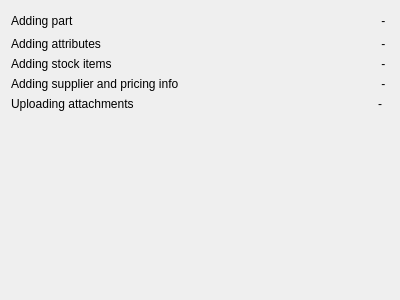
Above: wizard/wizardpageinventreesyncstatus.ui from martonmiklos/qntree before the change. Below: the same form after it.
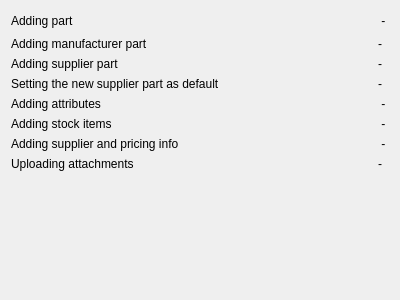
That is the form after the change.

Commit message: Part create with supplier/mfr part works

Diff of the .ui file:
```diff
--- a/wizard/wizardpageinventreesyncstatus.ui
+++ b/wizard/wizardpageinventreesyncstatus.ui
@@ -20,20 +20,115 @@
    <string>Uploading InvenTree</string>
   </property>
   <layout class="QGridLayout" name="gridLayout_2">
+   <item row="1" column="2">
+    <widget class="QLabel" name="labelMfrPartCreated">
+     <property name="text">
+      <string>-</string>
+     </property>
+    </widget>
+   </item>
+   <item row="0" column="2">
+    <widget class="QLabel" name="labelPartStatusSprite">
+     <property name="text">
+      <string> - </string>
+     </property>
+     <property name="textInteractionFlags">
+      <set>Qt::TextInteractionFlag::LinksAccessibleByMouse|Qt::TextInteractionFlag::TextSelectableByMouse</set>
+     </property>
+    </widget>
+   </item>
+   <item row="7" column="2">
+    <widget class="QLabel" name="labelAttachmentsSprite">
+     <property name="text">
+      <string>-</string>
+     </property>
+     <property name="textInteractionFlags">
+      <set>Qt::TextInteractionFlag::LinksAccessibleByMouse|Qt::TextInteractionFlag::TextSelectableByMouse</set>
+     </property>
+    </widget>
+   </item>
    <item row="3" column="0">
-    <widget class="QLabel" name="labelPricingInfoStatus">
+    <widget class="QLabel" name="label_5">
      <property name="text">
-      <string>Adding supplier and pricing info</string>
+      <string>Setting the new supplier part as default</string>
      </property>
     </widget>
    </item>
+   <item row="7" column="0">
+    <widget class="QLabel" name="labelAttachments">
+     <property name="text">
+      <string>Uploading attachments</string>
+     </property>
+    </widget>
+   </item>
+   <item row="0" column="0">
+    <widget class="QLabel" name="labelPartStatus">
+     <property name="text">
+      <string>Adding part</string>
+     </property>
+    </widget>
+   </item>
+   <item row="8" column="0">
+    <spacer name="verticalSpacer">
+     <property name="orientation">
+      <enum>Qt::Orientation::Vertical</enum>
+     </property>
+     <property name="sizeHint" stdset="0">
+      <size>
+       <width>20</width>
+       <height>40</height>
+      </size>
+     </property>
+    </spacer>
+   </item>
    <item row="1" column="0">
+    <widget class="QLabel" name="label">
+     <property name="text">
+      <string>Adding manufacturer part</string>
+     </property>
+    </widget>
+   </item>
+   <item row="4" column="0">
     <widget class="QLabel" name="labelAttributesStatus">
      <property name="text">
       <string>Adding attributes</string>
      </property>
     </widget>
    </item>
+   <item row="2" column="2">
+    <widget class="QLabel" name="labelSupplierPartCreated">
+     <property name="text">
+      <string>-</string>
+     </property>
+    </widget>
+   </item>
+   <item row="6" column="2">
+    <widget class="QLabel" name="labelPricingInfoStatusSprite">
+     <property name="text">
+      <string> - </string>
+     </property>
+     <property name="textInteractionFlags">
+      <set>Qt::TextInteractionFlag::LinksAccessibleByMouse|Qt::TextInteractionFlag::TextSelectableByMouse</set>
+     </property>
+    </widget>
+   </item>
+   <item row="5" column="2">
+    <widget class="QLabel" name="labelStockItemsStatusSprite">
+     <property name="text">
+      <string> - </string>
+     </property>
+     <property name="textInteractionFlags">
+      <set>Qt::TextInteractionFlag::LinksAccessibleByMouse|Qt::TextInteractionFlag::TextSelectableByMouse</set>
+     </property>
+    </widget>
+   </item>
+   <item row="6" column="0">
+    <widget class="QLabel" name="labelPricingInfoStatus">
+     <property name="text">
+      <string>Adding supplier and pricing info</string>
+     </property>
+    </widget>
+   </item>
    <item row="0" column="1">
     <spacer name="horizontalSpacer">
      <property name="orientation">
@@ -48,71 +143,43 @@
     </spacer>
    </item>
    <item row="3" column="2">
-    <widget class="QLabel" name="labelPricingInfoStatusSprite">
+    <widget class="QLabel" name="labelSetSupplierAsDefault">
      <property name="text">
-      <string> - </string>
+      <string>-</string>
      </property>
     </widget>
    </item>
-   <item row="2" column="2">
-    <widget class="QLabel" name="labelStockItemsStatusSprite">
-     <property name="text">
-      <string> - </string>
-     </property>
-    </widget>
-   </item>
-   <item row="1" column="2">
-    <widget class="QLabel" name="labelAttributesStatusSprite">
-     <property name="text">
-      <string> - </string>
-     </property>
-    </widget>
-   </item>
-   <item row="0" column="0">
-    <widget class="QLabel" name="labelPartStatus">
-     <property name="text">
-      <string>Adding part</string>
-     </property>
-    </widget>
-   </item>
-   <item row="2" column="0">
+   <item row="5" column="0">
     <widget class="QLabel" name="labelStockItemsStatus">
      <property name="text">
       <string>Adding stock items</string>
      </property>
     </widget>
    </item>
-   <item row="5" column="0">
-    <spacer name="verticalSpacer">
-     <property name="orientation">
-      <enum>Qt::Vertical</enum>
-     </property>
-     <property name="sizeHint" stdset="0">
-      <size>
-       <width>20</width>
-       <height>40</height>
-      </size>
-     </property>
-    </spacer>
-   </item>
-   <item row="0" column="2">
-    <widget class="QLabel" name="labelPartStatusSprite">
+   <item row="2" column="0">
+    <widget class="QLabel" name="label_2">
      <property name="text">
-      <string> - </string>
-     </property>
-    </widget>
-   </item>
-   <item row="4" column="0">
-    <widget class="QLabel" name="labelAttachments">
-     <property name="text">
-      <string>Uploading attachments</string>
+      <string>Adding supplier part</string>
      </property>
     </widget>
    </item>
    <item row="4" column="2">
-    <widget class="QLabel" name="labelAttachmentsSprite">
+    <widget class="QLabel" name="labelAttributesStatusSprite">
      <property name="text">
-      <string>-</string>
+      <string> - </string>
+     </property>
+     <property name="textInteractionFlags">
+      <set>Qt::TextInteractionFlag::LinksAccessibleByMouse|Qt::TextInteractionFlag::TextSelectableByMouse</set>
+     </property>
+    </widget>
+   </item>
+   <item row="9" column="0" colspan="2">
+    <widget class="QLabel" name="labelError">
+     <property name="text">
+      <string/>
+     </property>
+     <property name="textInteractionFlags">
+      <set>Qt::TextInteractionFlag::LinksAccessibleByMouse|Qt::TextInteractionFlag::TextSelectableByMouse</set>
      </property>
     </widget>
    </item>
```
Left out of the diff: 2 changed lines with no effect on the pictures. The commit also changes 41 other files.
